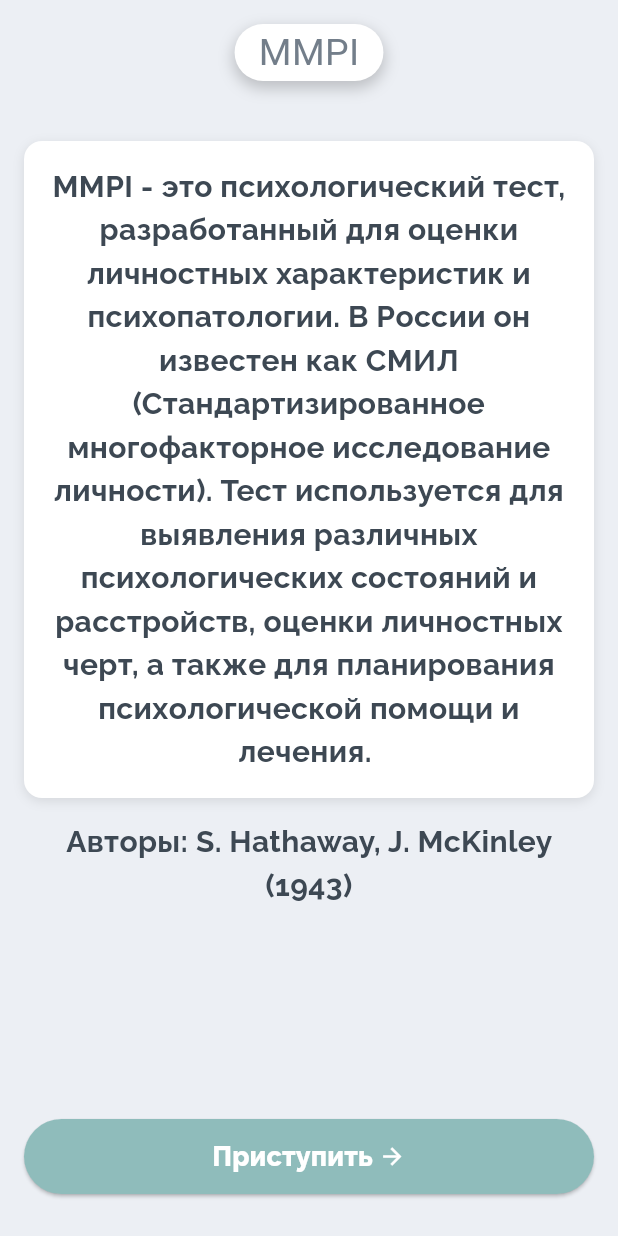
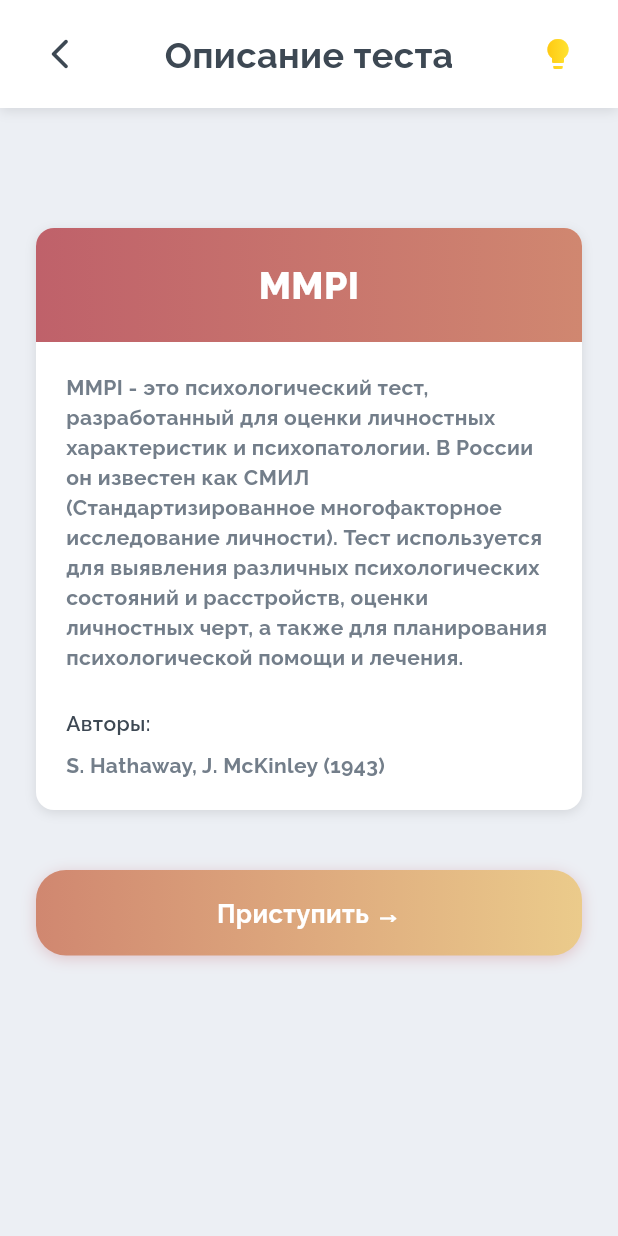
Before and after one commit to GAMNAP-Firefly/Frontend, a Flutter app: the screen it shows after launch, after a tap on "Начать тест", on a phone screen of 412 x 824 dp. Run offline on Flutter 3.47's test engine with Material 3 defaults, Android fonts, the phone set to English and light mode, and no system bars.

Commit message:
feat(test-description-page): new design p1-71

```diff
--- a/lib/features/test_description/presentation/test_description_page.dart
+++ b/lib/features/test_description/presentation/test_description_page.dart
@@ -1,70 +1,83 @@
+import 'package:fittest/features/test_description/presentation/widgets/app_bar.dart';
 import 'package:fittest/features/test_description/presentation/widgets/continue_button.dart';
-import 'package:fittest/features/test_description/presentation/widgets/test_description.dart';
-import 'package:fittest/features/test_processing/presentation/test_proccesing_page.dart';
-import 'package:flutter/material.dart' hide BackButton;
-import 'package:fittest/resources/strings.dart';
+import 'package:fittest/features/test_description/presentation/widgets/test_description_card.dart';
+import 'package:flutter/material.dart';
 
-class TestDescriptionPage extends StatelessWidget {
+class TestDescriptionPage extends StatefulWidget {
   const TestDescriptionPage({super.key});
+
+  @override
+  State<TestDescriptionPage> createState() => _TestDescriptionPageState();
+}
+
+class _TestDescriptionPageState extends State<TestDescriptionPage>
+    with SingleTickerProviderStateMixin {
+  late AnimationController _controller;
+  late Animation<double> _opacityAnimation;
+  late Animation<double> _scaleAnimation;
+
+  @override
+  void initState() {
+    super.initState();
+    _initAnimations();
+    _controller.forward();
+  }
+
+  void _initAnimations() {
+    _controller = AnimationController(
+      vsync: this,
+      duration: const Duration(milliseconds: 500),
+    );
+
+    _opacityAnimation = Tween<double>(
+      begin: 0,
+      end: 1,
+    ).animate(CurvedAnimation(parent: _controller, curve: Curves.easeInOut));
+
+    _scaleAnimation = Tween<double>(
+      begin: 0.97,
+      end: 1,
+    ).animate(CurvedAnimation(parent: _controller, curve: Curves.easeOut));
+  }
+
+  @override
+  void dispose() {
+    _controller.dispose();
+    super.dispose();
+  }
 
   @override
   Widget build(BuildContext context) {
     return Scaffold(
-      resizeToAvoidBottomInset: false,
-      body: Padding(
-        padding: const EdgeInsets.all(16.0),
-        child: Column(
-          mainAxisSize: MainAxisSize.min,
-          children: [
-            Container(
-              decoration: BoxDecoration(
-                color: Colors.white,
-                borderRadius: BorderRadius.circular(32),
-                boxShadow: [
-                  BoxShadow(
-                    color: Colors.black.withOpacity(0.2),
-                    blurRadius: 8,
-                    spreadRadius: 1,
-                    offset: Offset(0, 4),
+      backgroundColor: const Color(0xFFECEFF4),
+      body: AnimatedBuilder(
+        animation: _controller,
+        builder: (context, child) {
+          return Opacity(
+            opacity: _opacityAnimation.value,
+            child: Transform.scale(
+              scale: _scaleAnimation.value,
+              child: Column(
+                children: [
+                  DescriptionAppBar(controller: _controller),
+                  Expanded(
+                    child: SingleChildScrollView(
+                      physics: const BouncingScrollPhysics(),
+                      padding: const EdgeInsets.fromLTRB(24, 80, 24, 40),
+                      child: Column(
+                        children: [
+                          const TestDescriptionCard(),
+                          const SizedBox(height: 40),
+                          StartTestButton(controller: _controller),
+                        ],
+                      ),
+                    ),
                   ),
                 ],
               ),
-              padding: EdgeInsets.symmetric(horizontal: 16, vertical: 1),
-              child: Text(
-                Strings.testNameMock1,
-                style: TextStyle(fontSize: 25, color: Color(0xFF737E8A)),
-              ),
             ),
-            const SizedBox(height: 40),
-            TestDescription(testDesc: Strings.testDescMock),
-            const SizedBox(height: 15),
-            Text(
-              Strings.testAuthorMock,
-              style: const TextStyle(
-                fontSize: 20,
-                color: Color(0xFF3D4853),
-                fontFamily: "Raleway",
-                fontWeight: FontWeight.w700,
-              ),
-              textAlign: TextAlign.center,
-            ),
-            const Spacer(),
-            ContinueButton(
-              onPressed: () {
-                Navigator.push(
-                  context,
-                  MaterialPageRoute(
-                    builder: (context) => TestProcessingPage(
-                      questionNumber: 1,
-                      questionText: Strings.questionMock,
-                      totalQuestions: 100,
-                    ),
-                  ),
-                );
-              },
-            ),
-          ],
-        ),
+          );
+        },
       ),
     );
   }
--- /dev/null
+++ b/lib/features/test_description/presentation/widgets/app_bar.dart
@@ -0,0 +1,70 @@
+import 'package:flutter/material.dart';
+
+import '../../../../resources/strings.dart';
+import '../../../home/presentation/home_page.dart';
+
+class DescriptionAppBar extends StatelessWidget {
+  final AnimationController controller;
+
+  const DescriptionAppBar({super.key, required this.controller});
+
+  @override
+  Widget build(BuildContext context) {
+    return Container(
+      padding: EdgeInsets.only(
+        top: MediaQuery.of(context).padding.top + 12,
+        left: 16,
+        right: 16,
+        bottom: 12,
+      ),
+      decoration: BoxDecoration(
+        color: Colors.white,
+        boxShadow: [
+          BoxShadow(
+            color: Colors.black.withOpacity(0.1),
+            blurRadius: 6,
+            offset: const Offset(0, 2),
+          ),
+        ],
+      ),
+      child: Row(
+        children: [
+          IconButton(
+            icon: const Icon(
+              Icons.arrow_back_ios_new_rounded,
+              color: Color(0xFF3D4853),
+            ),
+            onPressed: () {
+              Navigator.pushReplacement(
+                context,
+                MaterialPageRoute(builder: (context) => const HomePage()),
+              );
+            },
+          ),
+          const Spacer(),
+          const Text(
+            Strings.descPageTitle,
+            style: TextStyle(
+              fontSize: 24,
+              fontWeight: FontWeight.bold,
+              color: Color(0xFF3D4853),
+              fontFamily: "Raleway",
+            ),
+          ),
+          const Spacer(),
+          IconButton(
+            icon: ShaderMask(
+              shaderCallback: (Rect bounds) {
+                return const LinearGradient(
+                  colors: [Colors.amber, Colors.yellow],
+                ).createShader(bounds);
+              },
+              child: const Icon(Icons.lightbulb, color: Colors.white),
+            ),
+            onPressed: () {},
+          ),
+        ],
+      ),
+    );
+  }
+}
--- a/lib/features/test_description/presentation/widgets/continue_button.dart
+++ b/lib/features/test_description/presentation/widgets/continue_button.dart
@@ -1,43 +1,70 @@
 import 'package:flutter/material.dart';
 import 'package:fittest/resources/strings.dart';
 
-class ContinueButton extends StatelessWidget {
-  final VoidCallback onPressed;
+import '../../../test_processing/presentation/test_proccesing_page.dart';
 
-  const ContinueButton({super.key, required this.onPressed});
+class StartTestButton extends StatelessWidget {
+  final AnimationController controller;
+
+  const StartTestButton({super.key, required this.controller});
 
   @override
   Widget build(BuildContext context) {
-    return Column(
-      children: [
-        ElevatedButton(
-          onPressed: onPressed,
-          style: ElevatedButton.styleFrom(
-            backgroundColor: Color(0xFF8FBCBB),
-            minimumSize: const Size(double.infinity, 50),
-            shape: RoundedRectangleBorder(
-              borderRadius: BorderRadius.circular(28),
+    final buttonGradient = const LinearGradient(
+      colors: [Color(0xFFD08770), Color(0xFFEBCB8B)],
+      begin: Alignment.centerLeft,
+      end: Alignment.centerRight,
+    );
+
+    return MouseRegion(
+      onEnter: (_) => controller.forward(from: 0.5),
+      child: AnimatedContainer(
+        duration: const Duration(milliseconds: 300),
+        curve: Curves.easeOut,
+        decoration: BoxDecoration(
+          gradient: buttonGradient,
+          borderRadius: BorderRadius.circular(20),
+          boxShadow: [
+            BoxShadow(
+              color: const Color(0xFFBF616A).withOpacity(0.3),
+              blurRadius: controller.value * 8,
+              offset: Offset(0, controller.value * 2),
+            ),
+          ],
+        ),
+        child: Material(
+          color: Colors.transparent,
+          borderRadius: BorderRadius.circular(20),
+          child: InkWell(
+            borderRadius: BorderRadius.circular(20),
+            onTap: () {
+              Navigator.push(
+                context,
+                MaterialPageRoute(
+                  builder: (context) => const TestProcessingPage(
+                    questionNumber: 1,
+                    questionText: Strings.questionMock,
+                    totalQuestions: 100,
                   ),
                 ),
-          child: const Row(
-            mainAxisSize: MainAxisSize.min,
-            children: [
-              Text(
+              );
+            },
+            child: Container(
+              padding: const EdgeInsets.symmetric(vertical: 16),
+              alignment: Alignment.center,
+              child: const Text(
                 Strings.start,
                 style: TextStyle(
+                  fontSize: 17,
+                  fontWeight: FontWeight.w700,
                   color: Colors.white,
-                  fontSize: 18,
                   fontFamily: "Raleway",
-                  fontWeight: FontWeight.w800,
                 ),
               ),
-              SizedBox(width: 4),
-              Icon(Icons.arrow_forward, color: Colors.white),
-            ],
             ),
           ),
-        const SizedBox(height: 12),
-      ],
+        ),
+      ),
     );
   }
 }
--- a/lib/features/test_description/presentation/widgets/test_description.dart
+++ /dev/null
@@ -1,40 +0,0 @@
-import 'package:flutter/material.dart';
-
-class TestDescription extends StatelessWidget {
-  final String testDesc;
-
-  const TestDescription({super.key, required this.testDesc});
-
-  @override
-  Widget build(BuildContext context) {
-    return Column(
-      children: [
-        Container(
-          width: double.infinity,
-          padding: const EdgeInsets.all(16),
-          decoration: BoxDecoration(
-            color: Colors.white,
-            borderRadius: BorderRadius.circular(12),
-            boxShadow: [
-              BoxShadow(
-                color: Colors.black.withOpacity(0.1),
-                blurRadius: 6,
-                offset: const Offset(0, 2),
-              ),
-            ],
-          ),
-          child: Text(
-            testDesc,
-            style: const TextStyle(
-              fontSize: 20,
-              color: Color(0xFF3D4853),
-              fontFamily: "Raleway",
-              fontWeight: FontWeight.w700,
-            ),
-            textAlign: TextAlign.center,
-          ),
-        )
-      ],
-    );
-  }
-}
--- /dev/null
+++ b/lib/features/test_description/presentation/widgets/test_description_card.dart
@@ -0,0 +1,94 @@
+import 'package:flutter/material.dart';
+
+import '../../../../resources/strings.dart';
+
+class TestDescriptionCard extends StatelessWidget {
+  const TestDescriptionCard({super.key});
+
+  @override
+  Widget build(BuildContext context) {
+    final titleGradient = const LinearGradient(
+      colors: [Color(0xFFBF616A), Color(0xFFD08770)],
+      begin: Alignment.centerLeft,
+      end: Alignment.centerRight,
+    );
+
+    return Container(
+      width: double.infinity,
+      decoration: BoxDecoration(
+        color: Colors.white,
+        borderRadius: BorderRadius.circular(12),
+        boxShadow: [
+          BoxShadow(
+            color: Colors.black.withOpacity(0.1),
+            blurRadius: 6,
+            offset: const Offset(0, 2),
+          ),
+        ],
+      ),
+      child: Column(
+        crossAxisAlignment: CrossAxisAlignment.start,
+        children: [
+          Container(
+            width: double.infinity,
+            padding: const EdgeInsets.symmetric(vertical: 20, horizontal: 24),
+            decoration: BoxDecoration(
+              gradient: titleGradient,
+              borderRadius: const BorderRadius.only(
+                topLeft: Radius.circular(12),
+                topRight: Radius.circular(12),
+              ),
+            ),
+            child: Text(
+              Strings.testNameMock1,
+              textAlign: TextAlign.center,
+              style: const TextStyle(
+                fontSize: 25,
+                fontWeight: FontWeight.w800,
+                color: Colors.white,
+                fontFamily: "Raleway",
+              ),
+            ),
+          ),
+          Padding(
+            padding: const EdgeInsets.all(20),
+            child: Column(
+              crossAxisAlignment: CrossAxisAlignment.start,
+              children: [
+                Text(
+                  Strings.testDescMock,
+                  style: TextStyle(
+                    fontSize: 14,
+                    color: const Color(0xFF737E8A),
+                    fontWeight: FontWeight.bold,
+                    fontFamily: "Raleway",
+                  ),
+                ),
+                const SizedBox(height: 24),
+                Text(
+                  Strings.authors,
+                  style: TextStyle(
+                    fontSize: 14,
+                    fontWeight: FontWeight.w600,
+                    color: const Color(0xFF3D4853),
+                    fontFamily: "Raleway",
+                  ),
+                ),
+                const SizedBox(height: 8),
+                Text(
+                  Strings.testAuthorMock,
+                  style: TextStyle(
+                    fontSize: 14,
+                    color: const Color(0xFF737E8A),
+                    fontWeight: FontWeight.bold,
+                    fontFamily: "Raleway",
+                  ),
+                ),
+              ],
+            ),
+          ),
+        ],
+      ),
+    );
+  }
+}
--- a/lib/features/test_processing/presentation/test_proccesing_page.dart
+++ b/lib/features/test_processing/presentation/test_proccesing_page.dart
@@ -1,4 +1,4 @@
-import 'package:fittest/features/test_description/presentation/widgets/test_description.dart';
+import 'package:fittest/features/test_description/presentation/widgets/test_description_card.dart';
 import 'package:fittest/features/test_processing/presentation/widgets/answer_buttons.dart';
 import 'package:fittest/features/test_processing/presentation/widgets/app_drawer.dart';
 import 'package:fittest/features/test_processing/presentation/widgets/progress_bar.dart';
--- a/lib/resources/strings.dart
+++ b/lib/resources/strings.dart
@@ -18,8 +18,10 @@ class Strings {
   static const String testNameMock3 = "Enneagram";
   static const String results = "Results";
   static const String myResultsButton = "Мои результаты";
-  static const String testAuthorMock = "Авторы: S. Hathaway, J. McKinley (1943)";
-  static const String start = "Приступить";
+  static const String authors = "Авторы:";
+  static const String testAuthorMock = "S. Hathaway, J. McKinley (1943)";
+  static const String start = "Приступить →";
+  static const String descPageTitle = "Описание теста";
   static const String testDescMock = "MMPI - это психологический тест, разработанный для оценки личностных характеристик и психопатологии. В России он известен как СМИЛ (Стандартизированное многофакторное исследование личности). Тест используется для выявления различных психологических состояний и расстройств, оценки личностных черт, а также для планирования психологической помощи и лечения. ";
   static const String homePageDesc1 = "Министерский многоаспектный личностный опросник. Помогает выявить личностные особенности и психологические состояния.";
   static const String homePageDesc2 = "Индикатор типов Майерс-Бритс. Определяет ваш психологический тип личности по четырём диагональному анализу.";
```
Lines whose indentation alone changed are shown as unchanged.
